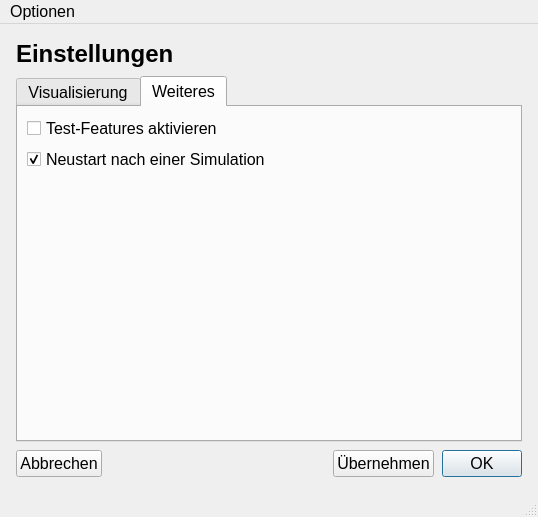
Qt form twobodyproblem/ui/settings.ui (fflopsi/twobodyproblem) before a commit.
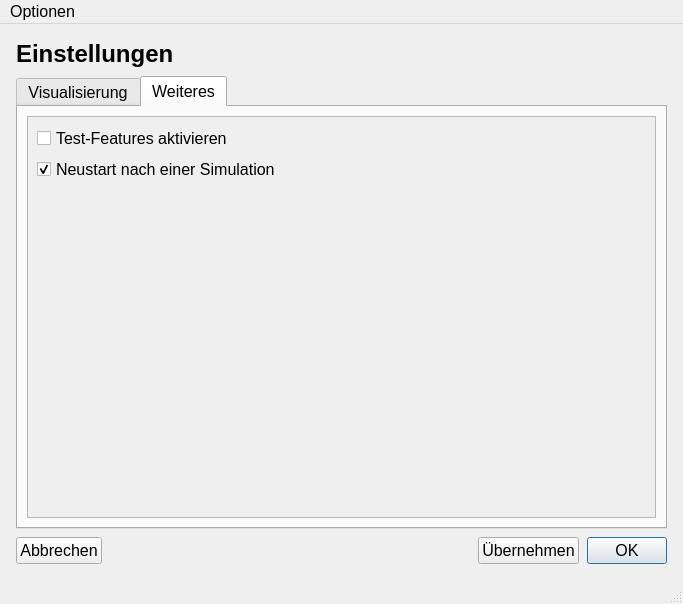
The same form after that commit. The open tabs and pages were chosen to show the change.

Commit message: add scrolling ability for better adjustable window

```diff
--- a/twobodyproblem/ui/settings.ui
+++ b/twobodyproblem/ui/settings.ui
@@ -6,8 +6,8 @@
    <rect>
     <x>0</x>
     <y>0</y>
-    <width>538</width>
-    <height>517</height>
+    <width>683</width>
+    <height>604</height>
    </rect>
   </property>
   <property name="font">
@@ -338,6 +338,21 @@
        <attribute name="title">
         <string>Weiteres</string>
        </attribute>
+       <layout class="QGridLayout" name="gridLayout_6">
+        <item row="0" column="0">
+         <widget class="QScrollArea" name="scrollArea_2">
+          <property name="widgetResizable">
+           <bool>true</bool>
+          </property>
+          <widget class="QWidget" name="scrollAreaWidgetContents_3">
+           <property name="geometry">
+            <rect>
+             <x>0</x>
+             <y>0</y>
+             <width>621</width>
+             <height>357</height>
+            </rect>
+           </property>
        <layout class="QVBoxLayout" name="verticalLayout">
         <item>
          <widget class="QCheckBox" name="do_testing">
@@ -370,10 +385,14 @@
           <property name="sizeHint" stdset="0">
            <size>
             <width>20</width>
-            <height>0</height>
+                <height>203</height>
            </size>
           </property>
          </spacer>
+            </item>
+           </layout>
+          </widget>
+         </widget>
         </item>
        </layout>
       </widget>
@@ -451,8 +470,8 @@
     <rect>
      <x>0</x>
      <y>0</y>
-     <width>538</width>
-     <height>26</height>
+     <width>683</width>
+     <height>34</height>
     </rect>
    </property>
    <widget class="QMenu" name="menuOptionen">
```
Left out of the diff: 21 changed lines with no effect on the pictures. Lines whose indentation alone changed are shown as unchanged. The commit also changes 1 other file.
